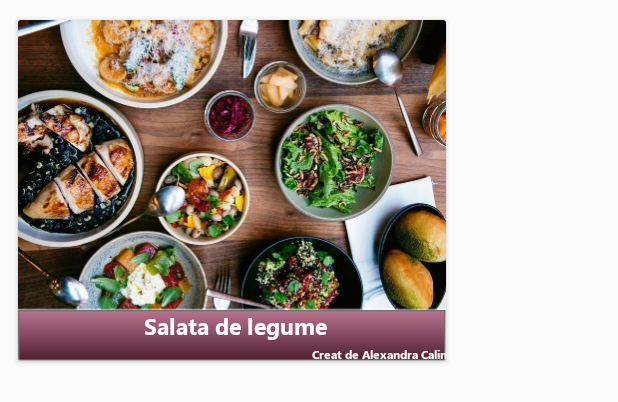
After one commit to alecalin366/Food, an Android app: the layout recipe_cardview.xml on its own in the app's theme, with its tools: preview values and no code run, on a phone screen of 412 x 824 dp. The commit adds this screen. Shown: the top 402 px of the screen. Run offline under Robolectric (Android 15) with nearby library versions, the light colour scheme and no system bars.

Commit message:
recipe_cardview

```diff
--- /dev/null
+++ b/app/src/main/res/layout/recipe_cardview.xml
@@ -0,0 +1,68 @@
+<?xml version="1.0" encoding="utf-8"?>
+<androidx.constraintlayout.widget.ConstraintLayout xmlns:android="http://schemas.android.com/apk/res/android"
+    android:layout_width="wrap_content"
+    android:layout_height="wrap_content"
+    xmlns:app="http://schemas.android.com/apk/res-auto">
+
+    <androidx.cardview.widget.CardView
+        android:id="@+id/category_cardView"
+        android:layout_width="289dp"
+        android:layout_height="234dp"
+        android:layout_margin="10dp"
+        app:cardElevation="2dp"
+
+        app:cardPreventCornerOverlap="false"
+        app:cardUseCompatPadding="true"
+        app:layout_constraintBottom_toBottomOf="parent"
+        app:layout_constraintEnd_toEndOf="parent"
+        app:layout_constraintHorizontal_bias="0.051"
+        app:layout_constraintStart_toStartOf="parent"
+        app:layout_constraintTop_toTopOf="parent"
+        app:layout_constraintVertical_bias="0.315">
+
+        <LinearLayout
+            android:layout_width="wrap_content"
+            android:layout_height="wrap_content"
+            android:orientation="vertical"
+            android:gravity="center">
+
+            <ImageView
+                android:id="@+id/recipe_photo"
+                android:layout_width="289dp"
+                android:layout_height="193dp"
+                android:src="@drawable/food"
+                android:contentDescription="@string/poza_eteta" />
+
+            <LinearLayout
+                android:layout_width="wrap_content"
+                android:layout_height="wrap_content"
+                android:orientation="vertical"
+                android:background="@drawable/textbox_recipe">
+
+                <TextView
+                    android:id="@+id/titlu_recipe"
+                    android:layout_width="289dp"
+                    android:layout_height="24dp"
+                    android:text="@string/salata_de_legume"
+                    android:textColor="@color/white"
+                    android:textAlignment="center"
+                    android:fontFamily="@font/segoe_ui_bold"
+                    android:textSize="15sp"/>
+
+                <TextView
+                    android:id="@+id/autor_recipe"
+                    android:layout_width="match_parent"
+                    android:layout_height="17dp"
+                    android:fontFamily="@font/segoe_ui_bold"
+                    android:text="@string/creat_de_alexandra_calin"
+                    android:textAlignment="textEnd"
+                    android:textColor="@color/white"
+                    android:textSize="8sp" />
+
+            </LinearLayout>
+
+        </LinearLayout>
+
+    </androidx.cardview.widget.CardView>
+
+</androidx.constraintlayout.widget.ConstraintLayout>
--- a/app/src/main/res/values/strings.xml
+++ b/app/src/main/res/values/strings.xml
@@ -40,4 +40,7 @@
     <string name="field_phone_number">phone_number</string>
     <!-- TODO: Remove or change this placeholder text -->
     <string name="hello_blank_fragment">Hello blank fragment</string>
+    <string name="poza_eteta">poza reteta</string>
+    <string name="salata_de_legume">Salata de legume</string>
+    <string name="creat_de_alexandra_calin">Creat de Alexandra Calin</string>
 </resources>
```
Also changed, not shown: app/src/main/res/drawable-hdpi/food.png (added), app/src/main/res/drawable-hdpi/textbox_recipe.png (added), app/src/main/res/drawable-ldpi/food.png (added), app/src/main/res/drawable-ldpi/textbox_recipe.png (added), app/src/main/res/drawable-mdpi/food.png (added), app/src/main/res/drawable-mdpi/textbox_recipe.png (added), app/src/main/res/drawable-xhdpi/food.png (added), app/src/main/res/drawable-xhdpi/textbox_recipe.png (added), app/src/main/res/drawable-xxhdpi/food.png (added), app/src/main/res/drawable-xxhdpi/textbox_recipe.png (added), app/src/main/res/drawable-xxxhdpi/textbox_recipe.png (added), 1 other file.
